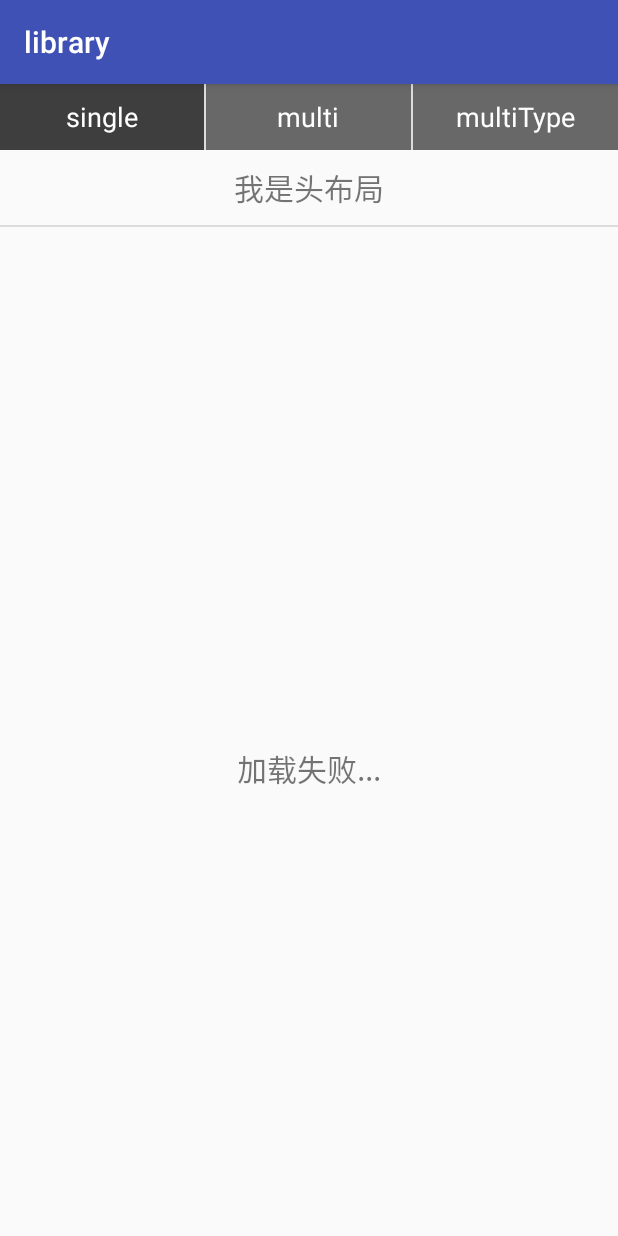
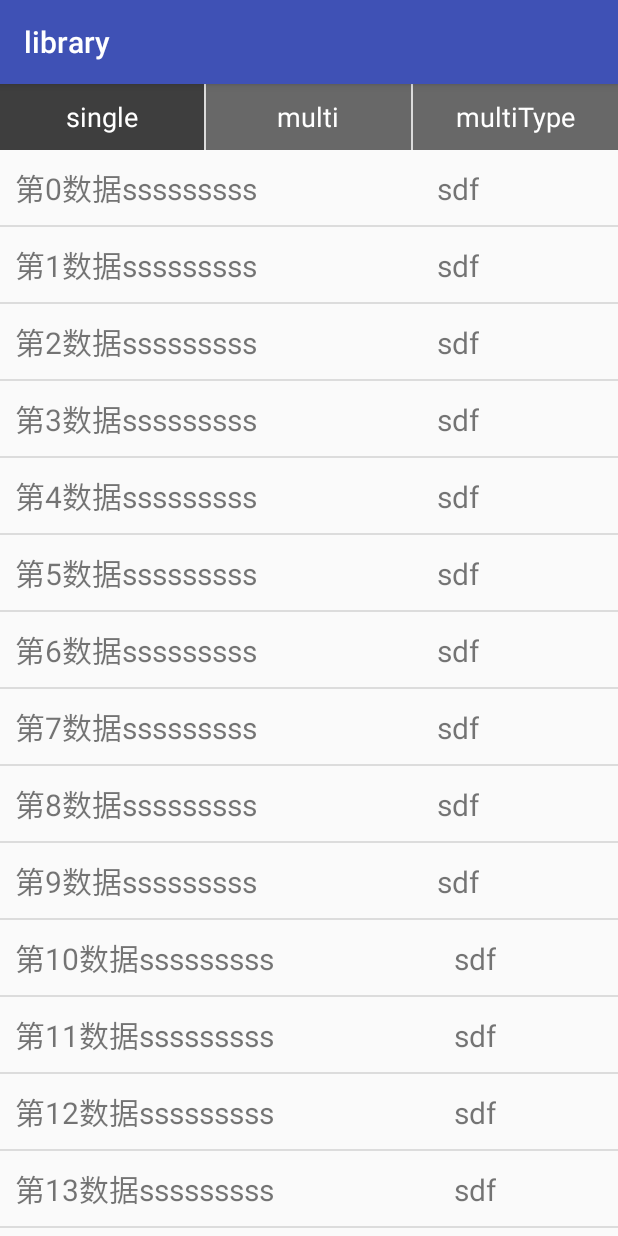
Before and after one commit to donghan0912/BaseRecyclerViewAdapter, an Android app: the screen it shows after launch (MainActivity), on a phone screen of 412 x 824 dp. Run offline under Robolectric (Android 15) with nearby library versions, the phone set to English and light mode, and no system bars.

Commit message:
reclerview add refresh

```diff
--- /dev/null
+++ b/library/src/main/java/com/hpu/baserecyclerviewadapter/EndlessRecyclerOnScrollListener.java
@@ -0,0 +1,140 @@
+package com.hpu.baserecyclerviewadapter;
+
+import android.support.v7.widget.GridLayoutManager;
+import android.support.v7.widget.LinearLayoutManager;
+import android.support.v7.widget.RecyclerView;
+import android.support.v7.widget.StaggeredGridLayoutManager;
+import android.util.Log;
+
+/**
+ * Created by Administrator on 2017/6/2.
+ */
+
+public abstract class EndlessRecyclerOnScrollListener extends RecyclerView.OnScrollListener {
+    public static final int LINEAR = 0;
+    public static final int GRID = 1;
+    public static final int STAGGERED_GRID = 2;
+
+    //标识RecyclerView的LayoutManager是哪种
+    protected int layoutManagerType;
+    // 瀑布流的最后一个的位置
+    protected int[] lastPositions;
+    // 最后一个的位置
+    protected int lastVisibleItem;
+    private int itemCount;
+    private int lastItemCount = 0;
+
+    public EndlessRecyclerOnScrollListener() {
+
+    }
+
+    @Override
+    public void onScrollStateChanged(RecyclerView recyclerView, int newState) {
+        super.onScrollStateChanged(recyclerView, newState);
+//        if (newState == RecyclerView.SCROLL_STATE_IDLE && lastVisibleItem + 1 >=
+//                getItemCount() && pullUpListener != null) {
+//            pullUpListener.onBottom(state);//回调加载更多监听
+//        }
+
+        // TODO 加载更多触发条件：
+        // 1. 最后一个可见条目是总条目的最后一个位置(也就是当前条目都已经加载完成)
+        // 2. 当前总条目个数大于记录的上一次总条目个数
+        if (newState == RecyclerView.SCROLL_STATE_IDLE && lastVisibleItem + 1 ==
+                itemCount && itemCount > lastItemCount) {
+            lastItemCount = itemCount;
+            Log.e("======", "lastItem=" + lastVisibleItem + ", itemCount" + itemCount);
+            this.onLoadMore();//回调加载更多监听
+        }
+    }
+
+    //根据不同的Layout类型处理FootView
+    @Override
+    public void onScrolled(RecyclerView recyclerView, int dx, int dy) {
+        super.onScrolled(recyclerView, dx, dy);
+        RecyclerView.LayoutManager layoutManager = recyclerView.getLayoutManager();
+        itemCount = layoutManager.getItemCount();
+        if (layoutManager instanceof LinearLayoutManager) {
+            layoutManagerType = LINEAR;
+        } else if (layoutManager instanceof GridLayoutManager) {
+            layoutManagerType = GRID;
+        } else if (layoutManager instanceof StaggeredGridLayoutManager) {
+            layoutManagerType = STAGGERED_GRID;
+        } else {
+            throw new RuntimeException(
+                    "Unsupported LayoutManager used. Valid ones are " +
+                            "LinearLayoutManager, GridLayoutManager and " +
+                            "StaggeredGridLayoutManager");
+        }
+
+        switch (layoutManagerType) {
+            case LINEAR:
+                lastVisibleItem = ((LinearLayoutManager) layoutManager)
+                        .findLastVisibleItemPosition();
+                break;
+            case GRID:
+                lastVisibleItem = ((GridLayoutManager) layoutManager)
+                        .findLastVisibleItemPosition();
+                break;
+            case STAGGERED_GRID:
+                StaggeredGridLayoutManager staggeredGridLayoutManager
+                        = (StaggeredGridLayoutManager) layoutManager;
+                lastPositions = new int[staggeredGridLayoutManager.getSpanCount()];
+                staggeredGridLayoutManager.findLastVisibleItemPositions(lastPositions);
+                lastVisibleItem = findMax(lastPositions);
+                break;
+        }
+    }
+
+    private int findMax(int[] lastPositions) {
+        int max = lastPositions[0];
+        for (int value : lastPositions) {
+            if (value > max) {
+                max = value;
+            }
+        }
+        return max;
+    }
+
+    public abstract void onLoadMore();
+
+
+
+
+//    private int previousTotal = 0;
+//    private boolean loading = true;
+//    int firstVisibleItem, visibleItemCount, totalItemCount;
+//
+//    private int currentPage = 1;
+//
+//    private LinearLayoutManager mLinearLayoutManager;
+//
+//    public EndlessRecyclerOnScrollListener(
+//            LinearLayoutManager linearLayoutManager) {
+//        this.mLinearLayoutManager = linearLayoutManager;
+//    }
+//
+//    @Override
+//    public void onScrolled(RecyclerView recyclerView, int dx, int dy) {
+//        super.onScrolled(recyclerView, dx, dy);
+//
+//        visibleItemCount = recyclerView.getChildCount();
+//        totalItemCount = mLinearLayoutManager.getItemCount();
+//        firstVisibleItem = mLinearLayoutManager.findFirstVisibleItemPosition();
+//
+//        if (loading) {
+//            if (totalItemCount > previousTotal) {
+//                loading = false;
+//                previousTotal = totalItemCount;
+//            }
+//        }
+//        if (!loading
+//                && (totalItemCount - visibleItemCount) <= firstVisibleItem) {
+//            currentPage++;
+//            onLoadMore(currentPage);
+//            loading = true;
+//        }
+//    }
+//
+//    public abstract void onLoadMore(int currentPage);
+
+}
--- a/library/src/main/java/com/hpu/baserecyclerviewadapter/adapter/BaseMultiTypeAdapter.java
+++ b/library/src/main/java/com/hpu/baserecyclerviewadapter/adapter/BaseMultiTypeAdapter.java
@@ -43,6 +43,17 @@ public class BaseMultiTypeAdapter<T extends Object> extends RecyclerView.Adapter
         mData.clear();
         mData.addAll(data);
         notifyDataSetChanged();
+    }
+
+    public void addData(BaseItem data) {
+        mData.add(data);
+        notifyItemInserted(mHeaders.size() + mData.size());
+    }
+
+    public void addData(List<BaseItem<T>> data) {
+        int index = mData.size() + mHeaders.size();
+        mData.addAll(data);
+        notifyItemRangeInserted(index, data.size());
     }
 
     @Override
@@ -164,6 +175,14 @@ public class BaseMultiTypeAdapter<T extends Object> extends RecyclerView.Adapter
         notifyItemInserted(mData.size() + mHeaders.size());
     }
 
+    public void setLoadMore(@LayoutRes int resource) {
+        if (resource <= 0) {
+            throw new Resources.NotFoundException("Resource ID \"" + resource + "\" is not valid, ");
+        }
+        mFooters.add(new DisplayItem(resource));
+        notifyItemInserted(mHeaders.size() + mData.size());
+    }
+
     public void setOnItemClickListener(OnItemClickListener listener) {
         this.mOnItemClickListener = listener;
     }
--- a/sample/src/main/java/com/hpu/baserecyclerviewadapter/sample/SingleFragment.java
+++ b/sample/src/main/java/com/hpu/baserecyclerviewadapter/sample/SingleFragment.java
@@ -13,6 +13,7 @@ import android.view.View;
 import android.view.ViewGroup;
 import android.widget.Toast;
 
+import com.hpu.baserecyclerviewadapter.EndlessRecyclerOnScrollListener;
 import com.hpu.baserecyclerviewadapter.adapter.BaseMultiTypeAdapter;
 import com.hpu.baserecyclerviewadapter.adapter.BaseRecyclerViewAdapter;
 import com.hpu.baserecyclerviewadapter.holder.BaseViewHolder;
@@ -36,7 +37,7 @@ public class SingleFragment extends Fragment {
     @Override
     public void onViewCreated(View view, @Nullable Bundle savedInstanceState) {
         super.onViewCreated(view, savedInstanceState);
-        RecyclerView recyclerView = (RecyclerView) view.findViewById(R.id.recycler_view);
+        final RecyclerView recyclerView = (RecyclerView) view.findViewById(R.id.recycler_view);
         recyclerView.setLayoutManager(new LinearLayoutManager(getActivity()));
         recyclerView.addItemDecoration(new DividerItemDecoration(getActivity(), DividerItemDecoration.VERTICAL));
 
@@ -65,66 +66,95 @@ public class SingleFragment extends Fragment {
         }
         final BaseMultiTypeAdapter adapter1 = new BaseMultiTypeAdapter();
         recyclerView.setAdapter(adapter1);
-//        adapter1.setData(aaa);
-        adapter1.setDisplayLayout(R.layout.layout_loading);
-        adapter1.setOnItemClickListener(new BaseMultiTypeAdapter.OnItemClickListener() {
+        adapter1.setData(aaa);
+//        adapter1.setDisplayLayout(R.layout.layout_loading);
+//        adapter1.setOnItemClickListener(new BaseMultiTypeAdapter.OnItemClickListener() {
+//            @Override
+//            public void onItemClick(View view, int position) {
+//                Toast.makeText(getContext(), position + "", Toast.LENGTH_SHORT).show();
+//            }
+//        });
+//        adapter1.addHeader(new BaseItem() {
+//            @Override
+//            public int getLayoutResource() {
+//                return R.layout.layout_head;
+//            }
+//
+//            @Override
+//            public void onBindViewHolder(BaseViewHolder holder, final int position) {
+//                holder.itemView.setOnClickListener(new View.OnClickListener() {
+//                    @Override
+//                    public void onClick(View v) {
+//                        Toast.makeText(getContext(), position + "我是头，哈哈哈", Toast.LENGTH_SHORT).show();
+//                    }
+//                });
+//                holder.setOnClickListener(R.id.head, new View.OnClickListener() {
+//                    @Override
+//                    public void onClick(View v) {
+//                        Toast.makeText(getContext(), position + "我是头的子View", Toast.LENGTH_SHORT).show();
+//                    }
+//                });
+//            }
+//        });
+//        adapter1.addFooter(new BaseItem() {
+//            @Override
+//            public int getLayoutResource() {
+//                return R.layout.layout_loadmore;
+//            }
+//
+//            @Override
+//            public void onBindViewHolder(BaseViewHolder holder, final int position) {
+//                holder.itemView.setOnClickListener(new View.OnClickListener() {
+//                    @Override
+//                    public void onClick(View v) {
+//                        Toast.makeText(getContext(), position + "尾巴，哈哈哈", Toast.LENGTH_SHORT).show();
+//                    }
+//                });
+//            }
+//        });
+
+//        new Handler().postDelayed(new Runnable() {
+//            @Override
+//            public void run() {
+//                adapter1.setDisplayLayout(R.layout.layout_error);
+//                new Handler().postDelayed(new Runnable() {
+//                    @Override
+//                    public void run() {
+//                        adapter1.setData(aaa);
+//                    }
+//                }, 4000);
+//
+//            }
+//        }, 4000);
+
+        adapter1.setLoadMore(R.layout.layout_loadmore);
+        recyclerView.addOnScrollListener(new EndlessRecyclerOnScrollListener() {
             @Override
-            public void onItemClick(View view, int position) {
-                Toast.makeText(getContext(), position + "", Toast.LENGTH_SHORT).show();
-            }
-        });
-        adapter1.addHeader(new BaseItem() {
+            public void onLoadMore() {
+                List list = new ArrayList();
+                for (int i = 0; i < 10; i++) {
+                    list.add(new BaseItem<String>("这是第" + i + "条新数据") {
+
                         @Override
                         public int getLayoutResource() {
-                return R.layout.layout_head;
+                            return R.layout.sample_fir_item;
                         }
 
                         @Override
                         public void onBindViewHolder(BaseViewHolder holder, final int position) {
-                holder.itemView.setOnClickListener(new View.OnClickListener() {
+                            holder.setText(R.id.content, mData);
+                            holder.setOnClickListener(R.id.content, new View.OnClickListener() {
                                 @Override
                                 public void onClick(View v) {
-                        Toast.makeText(getContext(), position + "我是头，哈哈哈", Toast.LENGTH_SHORT).show();
-                    }
-                });
-                holder.setOnClickListener(R.id.head, new View.OnClickListener() {
-                    @Override
-                    public void onClick(View v) {
-                        Toast.makeText(getContext(), position + "我是头的子View", Toast.LENGTH_SHORT).show();
+                                    Toast.makeText(getContext(), position + "/1234", Toast.LENGTH_SHORT).show();
                                 }
                             });
                         }
                     });
-        adapter1.addFooter(new BaseItem() {
-            @Override
-            public int getLayoutResource() {
-                return R.layout.layout_loadmore;
                 }
-
-            @Override
-            public void onBindViewHolder(BaseViewHolder holder, final int position) {
-                holder.itemView.setOnClickListener(new View.OnClickListener() {
-                    @Override
-                    public void onClick(View v) {
-                        Toast.makeText(getContext(), position + "尾巴，哈哈哈", Toast.LENGTH_SHORT).show();
+                adapter1.addData(list);
             }
         });
-            }
-        });
-
-        new Handler().postDelayed(new Runnable() {
-            @Override
-            public void run() {
-                adapter1.setDisplayLayout(R.layout.layout_error);
-                new Handler().postDelayed(new Runnable() {
-                    @Override
-                    public void run() {
-                        adapter1.setData(aaa);
-                    }
-                }, 4000);
-
-            }
-        }, 4000);
 
     }
 
```
Lines whose indentation alone changed are shown as unchanged.
